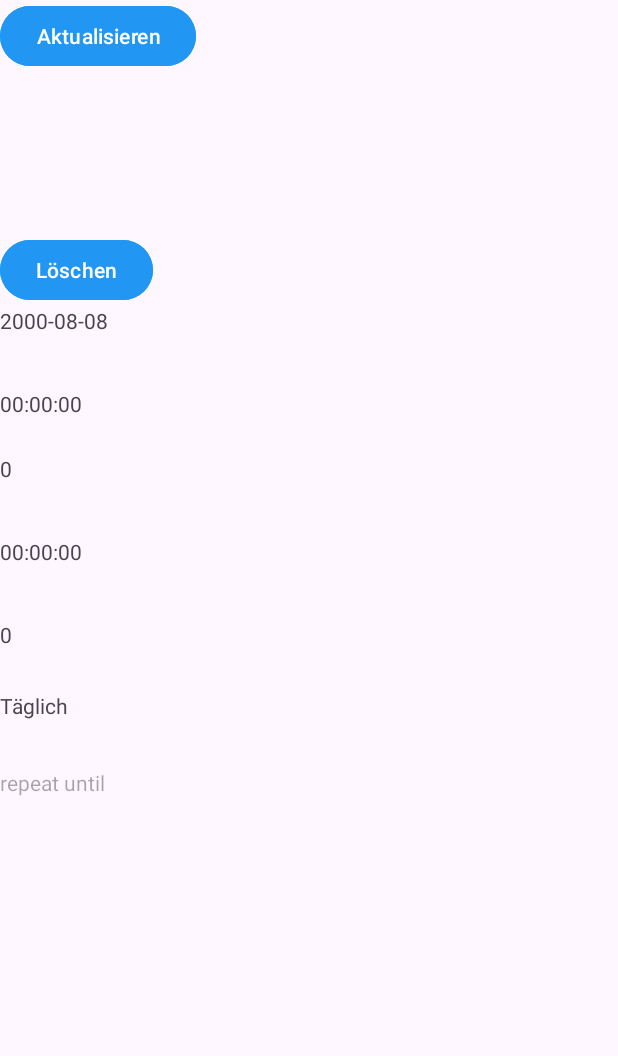
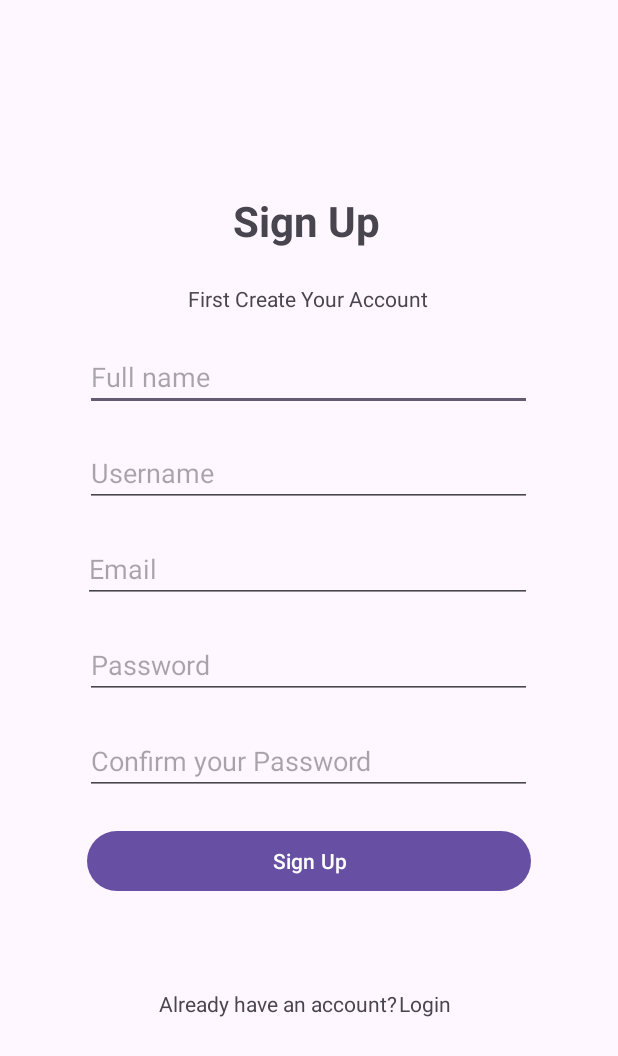
Before and after one commit to bachelor-terminplanung/app-frontend, an Android app: the screen it shows after launch (DetailedCalendar before the commit, SignUpActivity after it), on a phone screen of 412 x 824 dp. Shown: the top 1056 px of the screen. Run offline under Robolectric (Android 15) with nearby library versions, the phone set to English and light mode, and no system bars.

```diff
--- /dev/null
+++ b/app/src/main/java/at/terminplaner/SignUpActivity.java
@@ -0,0 +1,25 @@
+package at.terminplaner;
+
+import android.os.Bundle;
+
+import androidx.appcompat.app.AppCompatActivity;
+import androidx.fragment.app.FragmentManager;
+import androidx.fragment.app.FragmentTransaction;
+
+public class SignUpActivity extends AppCompatActivity {
+
+    @Override
+    protected void onCreate(Bundle savedInstanceState) {
+        super.onCreate(savedInstanceState);
+        setContentView(R.layout.activity_sign_up);
+
+        // Prüfen, ob Fragment schon existiert
+        if (savedInstanceState == null) {
+            SignUpFragment signUpFragment = new SignUpFragment();
+            FragmentManager fm = getSupportFragmentManager();
+            FragmentTransaction ft = fm.beginTransaction();
+            ft.replace(R.id.sign_up_container, signUpFragment);
+            ft.commit();
+        }
+    }
+}
--- /dev/null
+++ b/app/src/main/res/layout/activity_sign_up.xml
@@ -0,0 +1,5 @@
+<?xml version="1.0" encoding="utf-8"?>
+<FrameLayout xmlns:android="http://schemas.android.com/apk/res/android"
+    android:id="@+id/sign_up_container"
+    android:layout_width="match_parent"
+    android:layout_height="match_parent"/>
--- a/app/src/main/res/layout/fragment_login.xml
+++ b/app/src/main/res/layout/fragment_login.xml
@@ -12,7 +12,7 @@
         android:layout_width="79dp"
         android:layout_height="37dp"
         android:layout_marginStart="166dp"
-        android:layout_marginTop="147dp"
+        android:layout_marginTop="128dp"
         android:layout_marginEnd="166dp"
         android:layout_marginBottom="15dp"
         android:text="Login"
--- a/app/src/main/res/layout/fragment_sign_up.xml
+++ b/app/src/main/res/layout/fragment_sign_up.xml
@@ -6,6 +6,22 @@
     android:layout_width="match_parent"
     android:layout_height="match_parent"
     tools:context=".SignUpFragment">
+
+    <EditText
+        android:id="@+id/editText_Full_name"
+        android:layout_width="298dp"
+        android:layout_height="wrap_content"
+        android:layout_marginStart="56dp"
+        android:layout_marginTop="20dp"
+        android:layout_marginEnd="57dp"
+        android:layout_marginBottom="9dp"
+        android:ems="10"
+        android:hint="Full name"
+        android:inputType="text"
+        app:layout_constraintBottom_toTopOf="@+id/editText_username"
+        app:layout_constraintEnd_toEndOf="parent"
+        app:layout_constraintStart_toStartOf="parent"
+        app:layout_constraintTop_toBottomOf="@+id/textView_create_account" />
 
     <EditText
         android:id="@+id/editText_confirm_password"
@@ -28,14 +44,15 @@
         android:layout_width="100dp"
         android:layout_height="47dp"
         android:layout_marginStart="155dp"
-        android:layout_marginTop="147dp"
+        android:layout_marginTop="128dp"
         android:layout_marginEnd="156dp"
-        android:layout_marginBottom="15dp"
+        android:layout_marginBottom="14dp"
         android:text="Sign Up"
         android:textSize="28sp"
         android:textStyle="bold"
         app:layout_constraintBottom_toTopOf="@+id/textView_create_account"
         app:layout_constraintEnd_toEndOf="parent"
+        app:layout_constraintHorizontal_bias="0.0"
         app:layout_constraintStart_toStartOf="parent"
         app:layout_constraintTop_toTopOf="parent" />
 
@@ -44,10 +61,11 @@
         android:layout_width="wrap_content"
         android:layout_height="wrap_content"
         android:layout_marginStart="125dp"
-        android:layout_marginTop="15dp"
+        android:layout_marginTop="14dp"
         android:layout_marginEnd="126dp"
         android:text="First Create Your Account"
         app:layout_constraintEnd_toEndOf="parent"
+        app:layout_constraintHorizontal_bias="0.0"
         app:layout_constraintStart_toStartOf="parent"
         app:layout_constraintTop_toBottomOf="@+id/textView_sign_up" />
 
@@ -57,7 +75,7 @@
         android:layout_height="wrap_content"
         android:layout_marginStart="106dp"
         android:layout_marginTop="21dp"
-        android:layout_marginBottom="124dp"
+        android:layout_marginBottom="105dp"
         android:text="Already have an account?"
         app:layout_constraintBottom_toBottomOf="parent"
         app:layout_constraintEnd_toStartOf="@+id/textView_to_login"
@@ -71,10 +89,10 @@
         android:layout_marginStart="1dp"
         android:layout_marginTop="21dp"
         android:layout_marginEnd="111dp"
-        android:layout_marginBottom="124dp"
+        android:layout_marginBottom="105dp"
+        android:clickable="true"
         android:focusable="true"
         android:text="Login"
-        android:clickable="true"
         app:layout_constraintBottom_toBottomOf="parent"
         app:layout_constraintEnd_toEndOf="parent"
         app:layout_constraintStart_toEndOf="@+id/textView_have_account"
@@ -93,27 +111,27 @@
         app:layout_constraintTop_toBottomOf="@+id/editText_confirm_password" />
 
     <EditText
-        android:id="@+id/editText_full_name"
+        android:id="@+id/editText_username"
         android:layout_width="298dp"
         android:layout_height="wrap_content"
         android:layout_marginStart="56dp"
-        android:layout_marginTop="38dp"
+        android:layout_marginTop="9dp"
         android:layout_marginEnd="57dp"
-        android:layout_marginBottom="8dp"
+        android:layout_marginBottom="9dp"
         android:ems="10"
-        android:hint="Full Name"
+        android:hint="Username"
         android:inputType="text"
         app:layout_constraintBottom_toTopOf="@+id/editText_email"
         app:layout_constraintEnd_toEndOf="parent"
         app:layout_constraintStart_toStartOf="parent"
-        app:layout_constraintTop_toBottomOf="@+id/textView_create_account" />
+        app:layout_constraintTop_toBottomOf="@+id/editText_Full_name" />
 
     <EditText
         android:id="@+id/editText_email"
         android:layout_width="299dp"
         android:layout_height="wrap_content"
         android:layout_marginStart="55dp"
-        android:layout_marginTop="8dp"
+        android:layout_marginTop="9dp"
         android:layout_marginEnd="57dp"
         android:layout_marginBottom="9dp"
         android:ems="10"
@@ -123,7 +141,7 @@
         app:layout_constraintEnd_toEndOf="parent"
         app:layout_constraintHorizontal_bias="0.0"
         app:layout_constraintStart_toStartOf="parent"
-        app:layout_constraintTop_toBottomOf="@+id/editText_full_name" />
+        app:layout_constraintTop_toBottomOf="@+id/editText_username" />
 
     <EditText
         android:id="@+id/editText_password"
```
Also changed, not shown: app/src/main/AndroidManifest.xml (+18 -20 lines), app/src/main/java/at/terminplaner/LoginFragment.java (+65 -12 lines), app/src/main/java/at/terminplaner/SignUpFragment.java (+73 -11 lines).
